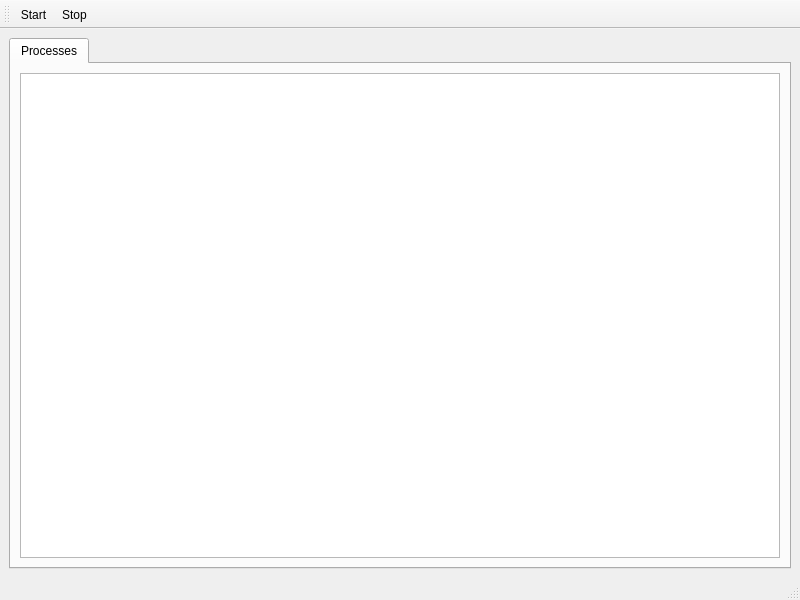
Old version of the form control/control.ui in the repository manyoso/sformsv1.
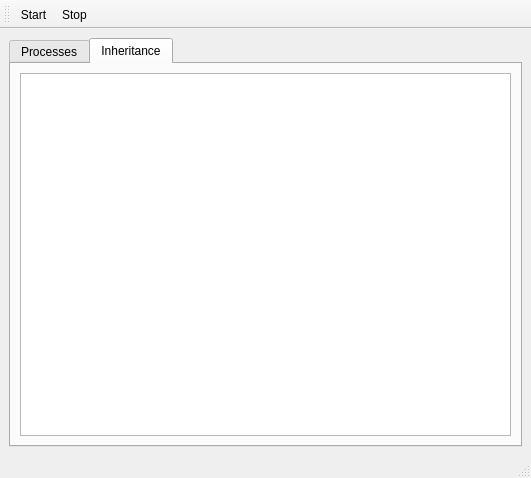
New version of the form. The open tabs and pages were chosen to show the change.

Commit message: * Add assembly parser * Tweak control

Diff of the .ui file:
```diff
--- a/control/control.ui
+++ b/control/control.ui
@@ -5,8 +5,8 @@
    <rect>
     <x>0</x>
     <y>0</y>
-    <width>800</width>
-    <height>600</height>
+    <width>531</width>
+    <height>478</height>
    </rect>
   </property>
   <property name="windowTitle" >
@@ -17,8 +17,8 @@
     <rect>
      <x>0</x>
      <y>60</y>
-     <width>800</width>
-     <height>516</height>
+     <width>531</width>
+     <height>394</height>
     </rect>
    </property>
    <layout class="QHBoxLayout" name="horizontalLayout" >
@@ -29,8 +29,8 @@
         <rect>
          <x>0</x>
          <y>0</y>
-         <width>784</width>
-         <height>474</height>
+         <width>515</width>
+         <height>352</height>
         </rect>
        </property>
        <attribute name="title" >
@@ -42,6 +42,16 @@
         </item>
        </layout>
       </widget>
+      <widget class="QWidget" name="inheritanceTab" >
+       <attribute name="title" >
+        <string>Inheritance</string>
+       </attribute>
+       <layout class="QHBoxLayout" name="horizontalLayout_3" >
+        <item>
+         <widget class="QTreeView" name="inheritanceTreeView" />
+        </item>
+       </layout>
+      </widget>
      </widget>
     </item>
    </layout>
@@ -60,8 +70,8 @@
    <property name="geometry" >
     <rect>
      <x>0</x>
-     <y>576</y>
-     <width>800</width>
+     <y>454</y>
+     <width>531</width>
      <height>24</height>
     </rect>
    </property>
@@ -71,7 +81,7 @@
     <rect>
      <x>0</x>
      <y>27</y>
-     <width>800</width>
+     <width>531</width>
      <height>33</height>
     </rect>
    </property>
```
Left out of the diff: 5 changed lines with no effect on the pictures. The commit also changes 6 other files.
